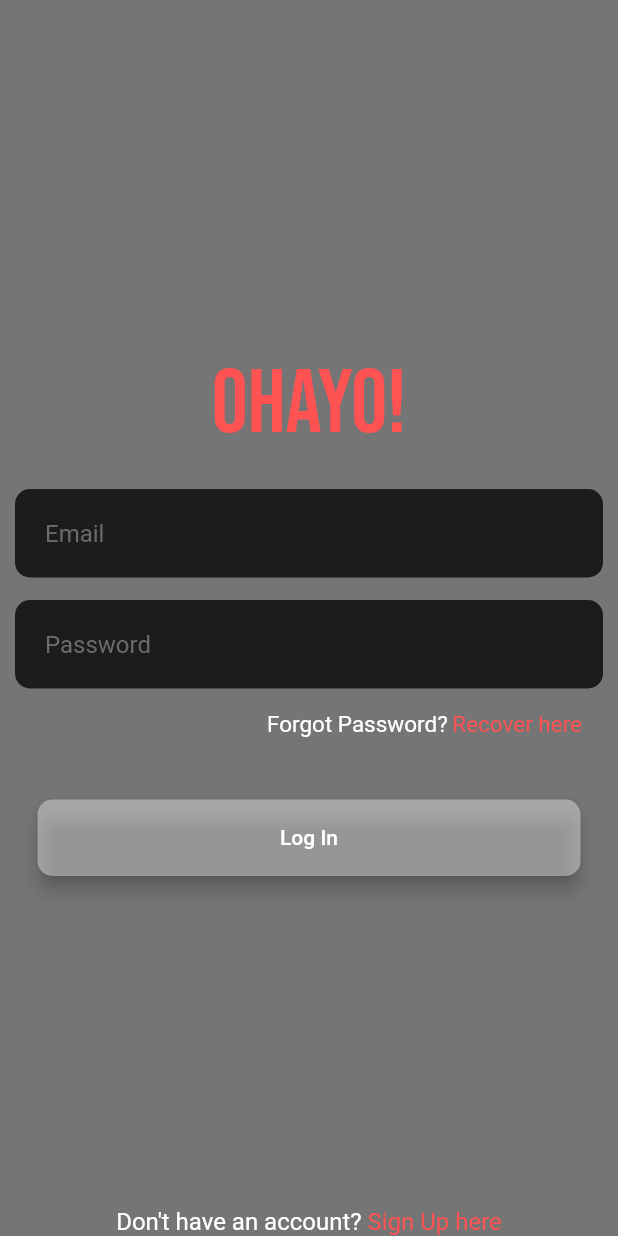
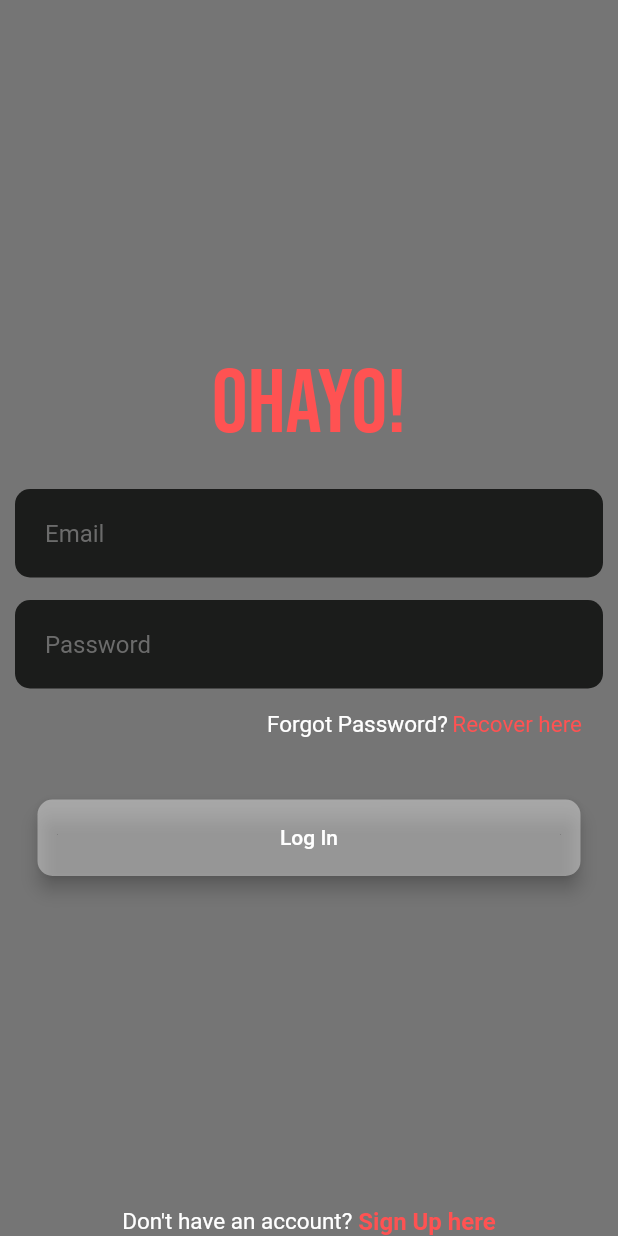
Before and after one commit to utsavmajhi/annaflix-Flutter, a Flutter app: the screen it shows after launch, after a tap on "Log In", on a phone screen of 412 x 824 dp. Run offline on Flutter 3.47's test engine with Material 2 defaults, Android fonts, the phone set to English and light mode, and no system bars; our stand-ins replace animated_text_kit, cloud_firestore, curved_navigation_bar, firebase_auth, flutter_spinkit, google_fonts; accounts and stored records are empty.

Commit message:
login&registration page edits

```diff
--- a/lib/LoginPage.dart
+++ b/lib/LoginPage.dart
@@ -19,11 +19,25 @@ class LoginPage extends StatefulWidget {
 }
 
 class _WelcomePageState extends State<LoginPage> with TickerProviderStateMixin {
-
+  GlobalKey<ScaffoldState> _scaffoldKey= new GlobalKey<ScaffoldState>();
   final _auth=FirebaseAuth.instance;
   String email;
   String password;
 
+  //snackbar initialises
+  _showSnackBar(@required String message) {
+    if(_scaffoldKey!=null)
+      {
+        _scaffoldKey.currentState.showSnackBar(
+          new SnackBar(
+            backgroundColor: Colors.red[800],
+            content: new Text(message),
+            duration: new Duration(seconds: 4),
+          ),
+        );
+      }
+
+  }
   @override
   void initState() {
     // TODO: implement initState
@@ -34,6 +48,7 @@ class _WelcomePageState extends State<LoginPage> with TickerProviderStateMixin {
   @override
   Widget build(BuildContext context) {
     return Scaffold(
+      key: _scaffoldKey,
       backgroundColor: Colors.black54,
       body: Stack(
         children: <Widget>[
@@ -128,13 +143,19 @@ class _WelcomePageState extends State<LoginPage> with TickerProviderStateMixin {
               RoundedButton(title:'Log In',colour: Colors.white38,onPressed:()async{
                 //backend starts for checking login credentials
                 setState(() {
-                  final spinkit = SpinKitSquareCircle(
-                    color: Colors.white,
-                    size: 50.0,
-                    controller: AnimationController(vsync: this, duration: const Duration(milliseconds: 1200)),
-                  );
+
                 });
-
+                if(email.isEmpty||password.isEmpty||!email.contains('@'))
+                  {
+                    _showSnackBar('Wrong format or Empty Fields');
+                  }
+                else{
+                  if(password.length<6)
+                    {
+                      _showSnackBar('Length of Password should be minimum 6 characters long');
+                    }
+                  else
+                    {
                       try {
                         final user = await _auth.signInWithEmailAndPassword(
                             email: email.trim(), password: password);
@@ -145,7 +166,14 @@ class _WelcomePageState extends State<LoginPage> with TickerProviderStateMixin {
                       catch(e)
                       {
                         print(e);
+                        _showSnackBar(e.toString());
+
+                        /*Scaffold.of(context).showSnackBar(snackBar);*/
                       }
+                    }
+
+                }
+
               } ),
             ],
           ),
@@ -162,7 +190,7 @@ class _WelcomePageState extends State<LoginPage> with TickerProviderStateMixin {
                         'Don\'t have an account?',
                         style: TextStyle(
                           color:Colors.white,
-                          fontSize: 16,
+                          fontSize: 15,
                         ),
                       ),
                       SizedBox(
@@ -177,6 +205,7 @@ class _WelcomePageState extends State<LoginPage> with TickerProviderStateMixin {
                           style: TextStyle(
                             color: Colors.redAccent,
                             fontSize: 16,
+                            fontWeight: FontWeight.w600
 
                           ),
                         ),
--- a/pubspec.yaml
+++ b/pubspec.yaml
@@ -28,7 +28,8 @@ dependencies:
   google_fonts: ^1.1.0
   rounded_loading_button: ^1.0.0
   firebase_auth: ^0.16.0
-  flutter_spinkit: "^4.1.2"
+  flutter_spinkit: ^4.1.2
+  cloud_firestore: ^0.13.5
 
 
 dev_dependencies:
```
Also changed, not shown: lib/Registration.dart (+64 -23 lines), pubspec.lock, 1 other file. Lines whose indentation alone changed are shown as unchanged.
